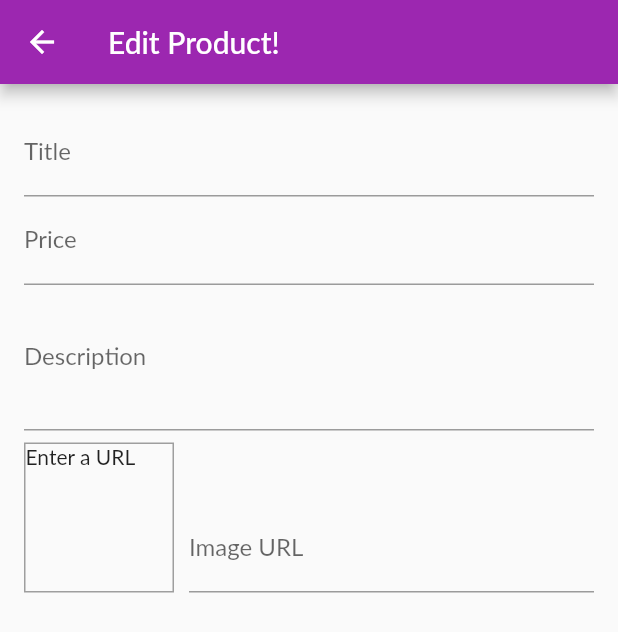
After one commit to AdrianFernandezPerez/ShopApp, a Flutter app: the UserProductsScreen screen opened by its route, after a tap on the "add" icon, on a phone screen of 412 x 824 dp. The commit adds this screen. Shown: the top 632 px of the screen. Run offline on Flutter 3.47's test engine with Material 2 defaults, Android fonts, the phone set to English and light mode, and no system bars; network calls fail; Roboto replaces fonts that are missing (Lato).

Commit message:
Comprobar por que al añadir enlace imagen del producto no aparece en el cuadrado

```diff
--- a/lib/main.dart
+++ b/lib/main.dart
@@ -8,6 +8,8 @@ import './providers/products.dart';
 import './screens/product_detail_screen.dart';
 import './screens/products_overview_screen.dart';
 import 'package:shop_app/screens/orders_screen.dart';
+import 'package:shop_app/screens/user_products_screen.dart';
+import 'package:shop_app/screens/edit_product_screen.dart';
 
 void main() {
   runApp(const MyApp());
@@ -43,6 +45,9 @@ class MyApp extends StatelessWidget {
           ProductDetailScreen.routeName: (ctx) => ProductDetailScreen(),
           CartScreen.routeName: (ctx) => CartScreen(),
           OrdersScreen.routeName: (ctx) => OrdersScreen(),
+          UserProductsScreen.routeName: (ctx) => UserProductsScreen(),
+          EditProductScreen.routeName: (ctx) => EditProductScreen(),
+
         },
       ),
     );
--- /dev/null
+++ b/lib/screens/edit_product_screen.dart
@@ -0,0 +1,85 @@
+import 'package:flutter/material.dart';
+
+class EditProductScreen extends StatefulWidget {
+  static const routeName = '/edit/product';
+
+  @override
+  State<EditProductScreen> createState() => _EditProductScreenState();
+}
+
+class _EditProductScreenState extends State<EditProductScreen> {
+  final _priceFocusNode = FocusNode();
+  final _descriptionFocusNode = FocusNode();
+  final _imageUrlController = TextEditingController();
+
+  @override
+  void dispose() {
+    _priceFocusNode.dispose();
+    _descriptionFocusNode.dispose();
+    super.dispose();
+  }
+
+  @override
+  Widget build(BuildContext context) {
+    return Scaffold(
+      appBar: AppBar(
+        title: Text('Edit Product!'),
+      ),
+      body: Padding(
+        padding: const EdgeInsets.all(16.0),
+        child: Form(
+          child: ListView(
+            children: [
+              TextFormField(
+                decoration: InputDecoration(labelText: 'Title'),
+                textInputAction: TextInputAction.next,
+                onFieldSubmitted: (_) {
+                  FocusScope.of(context).requestFocus(_priceFocusNode);
+                },
+              ),
+              TextFormField(
+                decoration: InputDecoration(labelText: 'Price'),
+                textInputAction: TextInputAction.next,
+                keyboardType: TextInputType.number,
+                focusNode: _priceFocusNode,
+              ),
+              TextFormField(
+                decoration: InputDecoration(labelText: 'Description'),
+                maxLines: 3,
+                textInputAction: TextInputAction.next,
+                keyboardType: TextInputType.multiline,
+                focusNode: _descriptionFocusNode,
+              ),
+              Row(
+                crossAxisAlignment: CrossAxisAlignment.end,
+                children: [
+                  Container(
+                    width: 100,
+                    height: 100,
+                    margin: EdgeInsets.only(top: 8, right: 10),
+                    decoration: BoxDecoration(
+                      border: Border.all(
+                        width: 1,
+                        color: Colors.grey,
+                      ),
+                    ),
+                    child: _imageUrlController.text.isEmpty ? Text('Enter a URL') : FittedBox(
+                      child: Image.network(_imageUrlController.text, fit: BoxFit.cover,),),
+                  ),
+                  Expanded(
+                    child: TextFormField(
+                      decoration: const InputDecoration(labelText: 'Image URL'),
+                      keyboardType: TextInputType.url,
+                      textInputAction: TextInputAction.done,
+                      controller: _imageUrlController,
+                    ),
+                  ),
+                ],
+              )
+            ],
+          ),
+        ),
+      ),
+    );
+  }
+}
--- /dev/null
+++ b/lib/screens/user_products_screen.dart
@@ -0,0 +1,39 @@
+import 'package:flutter/material.dart';
+import 'package:provider/provider.dart';
+import 'package:shop_app/providers/products.dart';
+import 'package:shop_app/screens/edit_product_screen.dart';
+import 'package:shop_app/widgets/user_product_item.dart';
+
+class UserProductsScreen extends StatelessWidget {
+  static const routeName = '/user-products';
+
+  @override
+  Widget build(BuildContext context) {
+    final productsData = Provider.of<Products>(context);
+    return Scaffold(
+      appBar: AppBar(
+        title: const Text('Your Products'),
+        actions: [
+          IconButton(
+            onPressed: () {
+              Navigator.of(context).pushNamed(EditProductScreen.routeName);
+            },
+            icon: const Icon(Icons.add),
+          ),
+        ],
+      ),
+      body: Padding(
+        padding: EdgeInsets.all(8),
+        child: ListView.builder(
+          itemCount: productsData.items.length,
+          itemBuilder: (_, i) => Column(
+            children: [
+              UserProductItem(productsData.items[i].title, productsData.items[i].imageUrl),
+              Divider(),
+            ],
+          ),
+        ),
+      ),
+    );
+  }
+}
--- a/lib/widgets/app_drawer.dart
+++ b/lib/widgets/app_drawer.dart
@@ -1,5 +1,6 @@
 import 'package:flutter/material.dart';
 import 'package:shop_app/screens/orders_screen.dart';
+import 'package:shop_app/screens/user_products_screen.dart';
 
 class AppDrawer extends StatelessWidget {
   const AppDrawer({Key? key}) : super(key: key);
@@ -23,6 +24,11 @@ class AppDrawer extends StatelessWidget {
             onTap: (){
               Navigator.of(context).pushReplacementNamed(OrdersScreen.routeName);
             },),
+          Divider(),
+          ListTile(leading: Icon(Icons.edit), title: Text('Manage Products'),
+            onTap: (){
+              Navigator.of(context).pushReplacementNamed(UserProductsScreen.routeName);
+            },),
         ],
       ),
     );
--- /dev/null
+++ b/lib/widgets/user_product_item.dart
@@ -0,0 +1,35 @@
+import 'package:flutter/material.dart';
+
+class UserProductItem extends StatelessWidget {
+  final String title;
+  final String imageUrl;
+
+  UserProductItem(this.title, this.imageUrl);
+
+  @override
+  Widget build(BuildContext context) {
+    return ListTile(
+      title: Text(title),
+      leading: CircleAvatar(
+        backgroundImage: NetworkImage(imageUrl),
+      ),
+      trailing: Container(
+        width: 100,
+        child: Row(
+          children: [
+            IconButton(
+              onPressed: () {},
+              icon: Icon(Icons.edit),
+              color: Theme.of(context).primaryColor,
+            ),
+            IconButton(
+              onPressed: () {},
+              icon: Icon(Icons.delete),
+              color: Theme.of(context).errorColor,
+            ),
+          ],
+        ),
+      ),
+    );
+  }
+}
```
